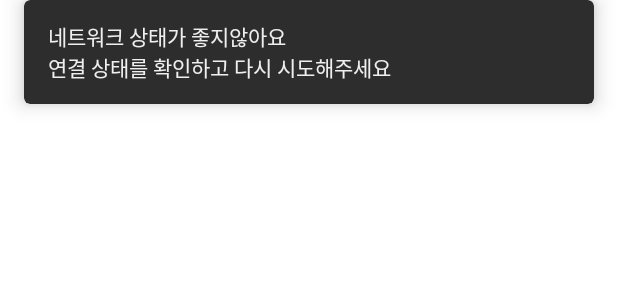
After one commit to N-X-Pickit/STITCH-android, an Android app: the layout snackbar_custom.xml on its own in the app's theme, with its tools: preview values and no code run, on a phone screen of 412 x 824 dp. The commit adds this screen. Shown: the top 300 px of the screen. Run offline under Robolectric (Android 15) with nearby library versions, the phone set to English and light mode, and no system bars.

Commit message:
#30 : SnackBar 커스텀 작업

```diff
--- a/app/src/main/java/com/seunggyu/stitch/ui/SplashActivity.kt
+++ b/app/src/main/java/com/seunggyu/stitch/ui/SplashActivity.kt
@@ -10,6 +10,8 @@ import androidx.appcompat.app.AppCompatActivity
 import androidx.core.view.WindowInsetsControllerCompat
 import androidx.lifecycle.lifecycleScope
 import com.seunggyu.stitch.MainActivity
+import com.seunggyu.stitch.R
+import com.seunggyu.stitch.Util.SnackBarCustom
 import com.seunggyu.stitch.databinding.ActivitySplashBinding
 import kotlinx.coroutines.Dispatchers
 import kotlinx.coroutines.MainScope
@@ -25,6 +27,7 @@ class SplashActivity: AppCompatActivity() {
         setContentView(binding.root)
 
         init()
+
     }
 
     private fun init() {
--- a/app/src/main/java/com/seunggyu/stitch/ui/fragment/home/HomeFragment.kt
+++ b/app/src/main/java/com/seunggyu/stitch/ui/fragment/home/HomeFragment.kt
@@ -10,6 +10,7 @@ import androidx.fragment.app.Fragment
 import com.seunggyu.stitch.GlobalApplication
 
 import com.seunggyu.stitch.R
+import com.seunggyu.stitch.Util.SnackBarCustom
 import com.seunggyu.stitch.databinding.FragMainHomeBinding
 
 class HomeFragment : Fragment() {
--- a/app/src/main/res/layout/activity_splash.xml
+++ b/app/src/main/res/layout/activity_splash.xml
@@ -4,6 +4,7 @@
     android:theme="@style/Theme.SPLASH">
 
     <androidx.constraintlayout.widget.ConstraintLayout
+        android:id="@+id/cl_tmp"
         android:layout_width="match_parent"
         android:layout_height="match_parent"
         android:background="@drawable/splash_background_gradient">
--- /dev/null
+++ b/app/src/main/res/layout/snackbar_custom.xml
@@ -0,0 +1,32 @@
+<?xml version="1.0" encoding="utf-8"?>
+<layout xmlns:android="http://schemas.android.com/apk/res/android"
+    xmlns:app="http://schemas.android.com/apk/res-auto">
+
+    <androidx.cardview.widget.CardView
+        android:layout_width="match_parent"
+        android:layout_height="wrap_content"
+        app:cardBackgroundColor="@color/gray_12"
+        android:layout_marginHorizontal="16dp"
+        android:layout_marginBottom="24dp"
+        app:cardCornerRadius="4dp"
+        app:cardElevation="8dp">
+
+        <androidx.constraintlayout.widget.ConstraintLayout
+            android:layout_width="match_parent"
+            android:layout_height="wrap_content"
+            android:layout_marginVertical="14dp"
+            android:layout_marginHorizontal="16dp">
+
+            <TextView
+                android:id="@+id/tv_snackbar_msg"
+                android:layout_width="wrap_content"
+                android:layout_height="wrap_content"
+                android:text="@string/snackbar_network_error"
+                android:textColor="@color/gray_04"
+                app:layout_constraintBottom_toBottomOf="parent"
+                app:layout_constraintStart_toStartOf="parent"
+                app:layout_constraintTop_toTopOf="parent" />
+
+        </androidx.constraintlayout.widget.ConstraintLayout>
+    </androidx.cardview.widget.CardView>
+</layout>
--- a/app/src/main/res/values/strings.xml
+++ b/app/src/main/res/values/strings.xml
@@ -47,4 +47,5 @@
     <string name="chip_event">이벤트</string>
 
     <string name="main_null">현재 개설된 매치가 없어요\n매치를 새로 만들어 사람들과 즐겨보세요</string>
+    <string name="snackbar_network_error">네트워크 상태가 좋지않아요\n연결 상태를 확인하고 다시 시도해주세요</string>
 </resources>
```
Also changed, not shown: app/src/main/java/com/seunggyu/stitch/MainActivity.kt (+1 -17 lines), app/src/main/java/com/seunggyu/stitch/Util/SnackBarCustom.kt (added, +61 -0 lines), app/src/main/res/values-v26/themes.xml (added, +7 -0 lines).
